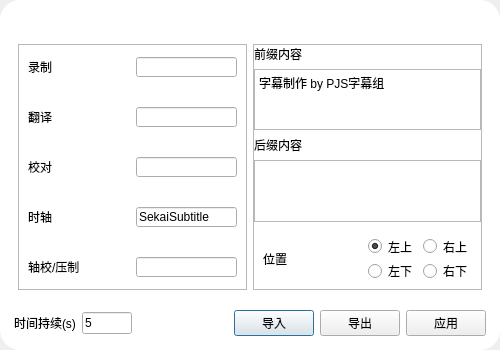
The window that src/gui/design/WindowDialogStaff.ui (Icexbb/SekaiSubtitle-Python) describes before a commit, drawn with Qt 5.
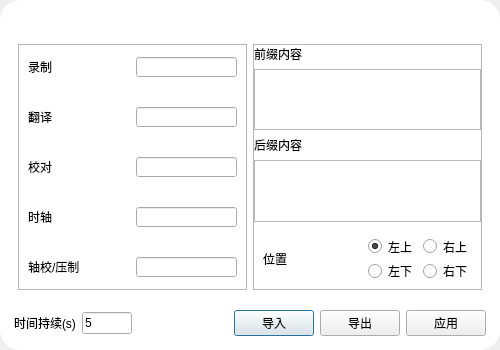
The same window after the commit.

Diff of the .ui file:
```diff
--- a/src/gui/design/WindowDialogStaff.ui
+++ b/src/gui/design/WindowDialogStaff.ui
@@ -249,7 +249,7 @@
                                                                         </size>
                                                                     </property>
                                                                     <property name="text">
-                                                                        <string>SekaiSubtitle</string>
+                  <string/>
                                                                     </property>
                                                                 </widget>
                                                             </item>
@@ -332,7 +332,7 @@
                                                 <item>
                                                     <widget class="QPlainTextEdit" name="EditPrefix">
                                                         <property name="plainText">
-                                                            <string>字幕制作 by PJS字幕组</string>
+               <string/>
                                                         </property>
                                                     </widget>
                                                 </item>
```
Left out of the diff: 15 changed lines with no effect on the pictures. Lines whose indentation alone changed are shown as unchanged.
